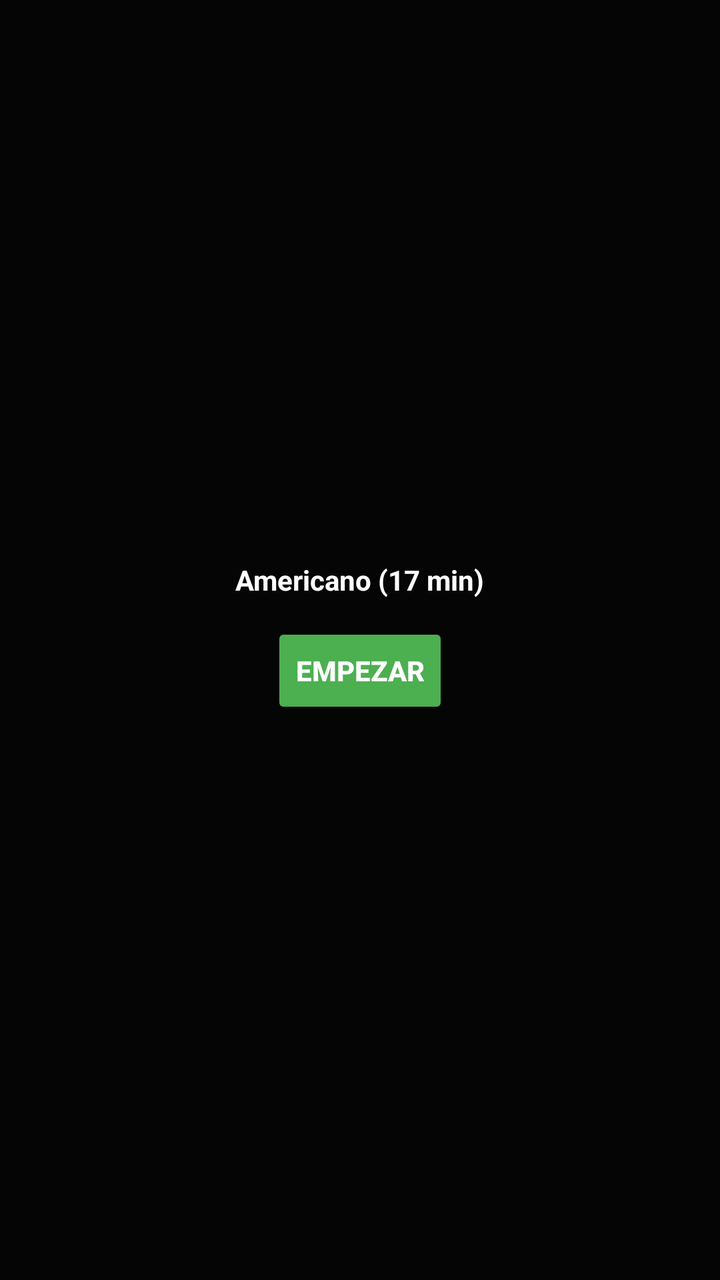
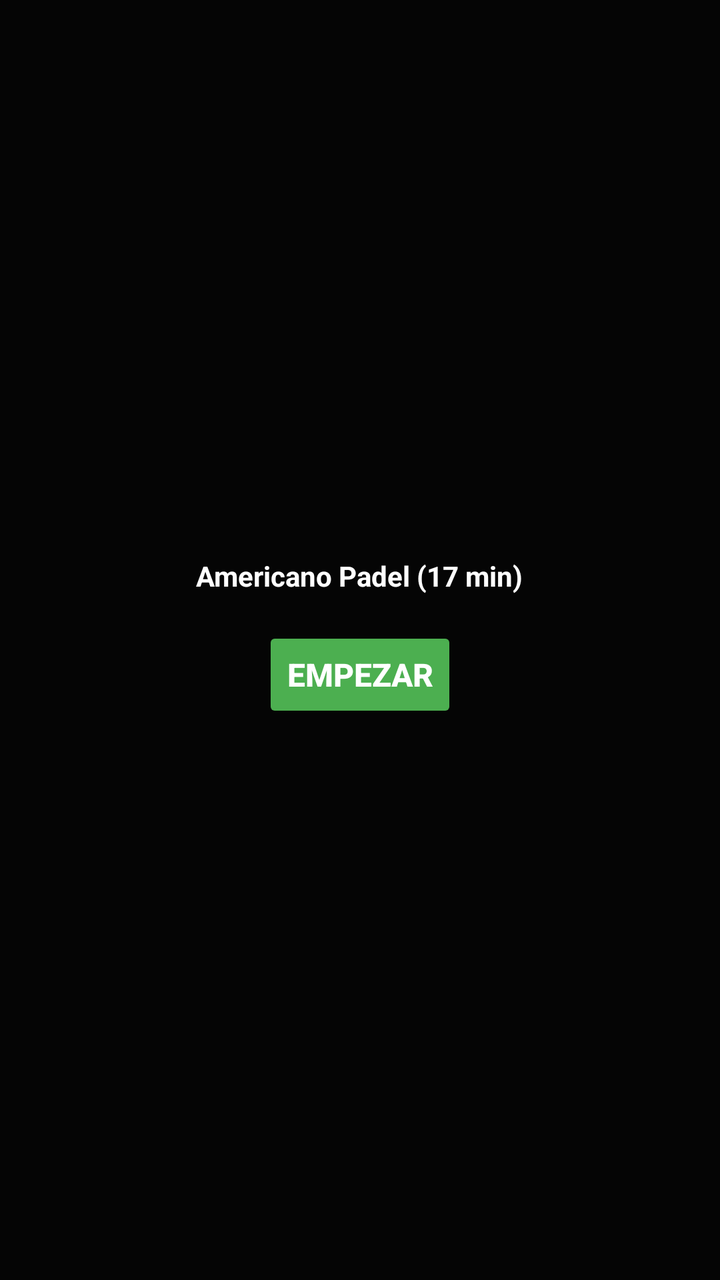

The first picture is an Android layout as it rendered before a commit; the second is the same layout after the commit. The layout source and the unified diff follow.
<!-- AndroidManifest.xml: activity theme Theme.AppCompat.NoActionBar -->
<!-- res/layout/activity_wear.xml -->
<?xml version="1.0" encoding="utf-8"?>
<FrameLayout xmlns:android="http://schemas.android.com/apk/res/android"
    android:layout_width="match_parent"
    android:layout_height="match_parent"
    android:background="#050505"
    android:keepScreenOn="true">

    
    <LinearLayout
        android:id="@+id/layoutStart"
        android:layout_width="match_parent"
        android:layout_height="match_parent"
        android:gravity="center"
        android:orientation="vertical"
        android:padding="16dp"
        android:visibility="visible">

        <TextView
            android:layout_width="wrap_content"
            android:layout_height="wrap_content"
            android:text="Americano (17 min)"
            android:textColor="#FFFFFF"
            android:textSize="14sp"
            android:textStyle="bold" />

        <Button
            android:id="@+id/btnStart"
            android:layout_width="wrap_content"
            android:layout_height="wrap_content"
            android:layout_marginTop="12dp"
            android:backgroundTint="#4CAF50"
            android:text="EMPEZAR"
            android:textColor="#FFFFFF"
            android:textSize="14sp"
            android:textStyle="bold" />
    </LinearLayout>

    
    <LinearLayout
        android:id="@+id/layoutWearMainContent"
        android:layout_width="match_parent"
        android:layout_height="match_parent"
        android:orientation="horizontal"
        android:visibility="gone">

        
        <FrameLayout
            android:id="@+id/layoutTeamA"
            android:layout_width="0dp"
            android:layout_height="match_parent"
            android:layout_weight="1"
            android:background="#154CAF50"
            android:clickable="true"
            android:focusable="true">

            <LinearLayout
                android:layout_width="wrap_content"
                android:layout_height="wrap_content"
                android:layout_gravity="center"
                android:gravity="center"
                android:orientation="vertical"
                android:rotation="90">

                <TextView
                    android:id="@+id/tvTimer"
                    android:layout_width="wrap_content"
                    android:layout_height="wrap_content"
                    android:text="17:00"
                    android:textColor="#FFCA28"
                    android:textSize="12sp"
                    android:textStyle="bold" />

                <TextView
                    android:id="@+id/tvGamesA"
                    android:layout_width="wrap_content"
                    android:layout_height="wrap_content"
                    android:text="JUEGOS: 0"
                    android:textColor="#81C784"
                    android:textSize="10sp"
                    android:textStyle="bold" />

                <TextView
                    android:id="@+id/tvScoreA"
                    android:layout_width="wrap_content"
                    android:layout_height="wrap_content"
                    android:text="0"
                    android:textColor="#81C784"
                    android:textSize="44sp"
                    android:textStyle="bold" />
            </LinearLayout>
        </FrameLayout>

        <View
            android:layout_width="1dp"
            android:layout_height="match_parent"
            android:background="#222222" />

        
        <FrameLayout
            android:id="@+id/layoutTeamB"
            android:layout_width="0dp"
            android:layout_height="match_parent"
            android:layout_weight="1"
            android:background="#152196F3"
            android:clickable="true"
            android:focusable="true">

            <LinearLayout
                android:layout_width="wrap_content"
                android:layout_height="wrap_content"
                android:layout_gravity="center"
                android:gravity="center"
                android:orientation="vertical"
                android:rotation="90">

                <TextView
                    android:id="@+id/tvGamesB"
                    android:layout_width="wrap_content"
                    android:layout_height="wrap_content"
                    android:text="JUEGOS: 0"
                    android:textColor="#64B5F6"
                    android:textSize="10sp"
                    android:textStyle="bold" />

                <TextView
                    android:id="@+id/tvScoreB"
                    android:layout_width="wrap_content"
                    android:layout_height="wrap_content"
                    android:text="0"
                    android:textColor="#64B5F6"
                    android:textSize="44sp"
                    android:textStyle="bold" />
            </LinearLayout>
        </FrameLayout>
    </LinearLayout>

</FrameLayout>
<!-- resources referenced by this layout -->
<resources>

</resources>

<!-- the commit's change to res/layout/activity_wear.xml (unified diff, before → after) -->
@@ -18,20 +18,21 @@
         <TextView
             android:layout_width="wrap_content"
             android:layout_height="wrap_content"
-            android:text="Americano (17 min)"
+            android:text="Americano Padel (17 min)"
             android:textColor="#FFFFFF"
             android:textSize="14sp"
-            android:textStyle="bold" />
+            android:textStyle="bold"
+            android:gravity="center" />
 
         <Button
             android:id="@+id/btnStart"
             android:layout_width="wrap_content"
             android:layout_height="wrap_content"
-            android:layout_marginTop="12dp"
+            android:layout_marginTop="16dp"
             android:backgroundTint="#4CAF50"
             android:text="EMPEZAR"
             android:textColor="#FFFFFF"
-            android:textSize="14sp"
+            android:textSize="16sp"
             android:textStyle="bold" />
     </LinearLayout>
 
@@ -40,14 +41,14 @@
         android:id="@+id/layoutWearMainContent"
         android:layout_width="match_parent"
         android:layout_height="match_parent"
-        android:orientation="horizontal"
+        android:orientation="vertical"
         android:visibility="gone">
 
         
         <FrameLayout
             android:id="@+id/layoutTeamA"
-            android:layout_width="0dp"
-            android:layout_height="match_parent"
+            android:layout_width="match_parent"
+            android:layout_height="0dp"
             android:layout_weight="1"
             android:background="#154CAF50"
             android:clickable="true"
@@ -58,26 +59,33 @@
                 android:layout_height="wrap_content"
                 android:layout_gravity="center"
                 android:gravity="center"
-                android:orientation="vertical"
-                android:rotation="90">
+                android:orientation="horizontal">
 
-                <TextView
-                    android:id="@+id/tvTimer"
+                <LinearLayout
                     android:layout_width="wrap_content"
                     android:layout_height="wrap_content"
-                    android:text="17:00"
-                    android:textColor="#FFCA28"
-                    android:textSize="12sp"
-                    android:textStyle="bold" />
+                    android:gravity="center"
+                    android:orientation="vertical"
+                    android:layout_marginEnd="16dp">
 
-                <TextView
-                    android:id="@+id/tvGamesA"
-                    android:layout_width="wrap_content"
-                    android:layout_height="wrap_content"
-                    android:text="JUEGOS: 0"
-                    android:textColor="#81C784"
-                    android:textSize="10sp"
-                    android:textStyle="bold" />
+                    <TextView
+                        android:id="@+id/tvTimer"
+                        android:layout_width="wrap_content"
+                        android:layout_height="wrap_content"
+                        android:text="17:00"
+                        android:textColor="#FFCA28"
+                        android:textSize="22sp"
+                        android:textStyle="bold" />
+
+                    <TextView
+                        android:id="@+id/tvGamesA"
+                        android:layout_width="wrap_content"
+                        android:layout_height="wrap_content"
+                        android:text="J: 0"
+                        android:textColor="#81C784"
+                        android:textSize="16sp"
+                        android:textStyle="bold" />
+                </LinearLayout>
 
                 <TextView
                     android:id="@+id/tvScoreA"
@@ -85,21 +93,21 @@
                     android:layout_height="wrap_content"
                     android:text="0"
                     android:textColor="#81C784"
-                    android:textSize="44sp"
+                    android:textSize="110sp"
                     android:textStyle="bold" />
             </LinearLayout>
         </FrameLayout>
 
         <View
-            android:layout_width="1dp"
-            android:layout_height="match_parent"
-            android:background="#222222" />
+            android:layout_width="match_parent"
+            android:layout_height="2dp"
+            android:background="#333333" />
 
         
         <FrameLayout
             android:id="@+id/layoutTeamB"
-            android:layout_width="0dp"
-            android:layout_height="match_parent"
+            android:layout_width="match_parent"
+            android:layout_height="0dp"
             android:layout_weight="1"
             android:background="#152196F3"
             android:clickable="true"
@@ -110,17 +118,17 @@
                 android:layout_height="wrap_content"
                 android:layout_gravity="center"
                 android:gravity="center"
-                android:orientation="vertical"
-                android:rotation="90">
+                android:orientation="horizontal">
 
                 <TextView
                     android:id="@+id/tvGamesB"
                     android:layout_width="wrap_content"
                     android:layout_height="wrap_content"
-                    android:text="JUEGOS: 0"
+                    android:text="J: 0"
                     android:textColor="#64B5F6"
-                    android:textSize="10sp"
-                    android:textStyle="bold" />
+                    android:textSize="16sp"
+                    android:textStyle="bold"
+                    android:layout_marginEnd="16dp" />
 
                 <TextView
                     android:id="@+id/tvScoreB"
@@ -128,7 +136,7 @@
                     android:layout_height="wrap_content"
                     android:text="0"
                     android:textColor="#64B5F6"
-                    android:textSize="44sp"
+                    android:textSize="110sp"
                     android:textStyle="bold" />
             </LinearLayout>
         </FrameLayout>
